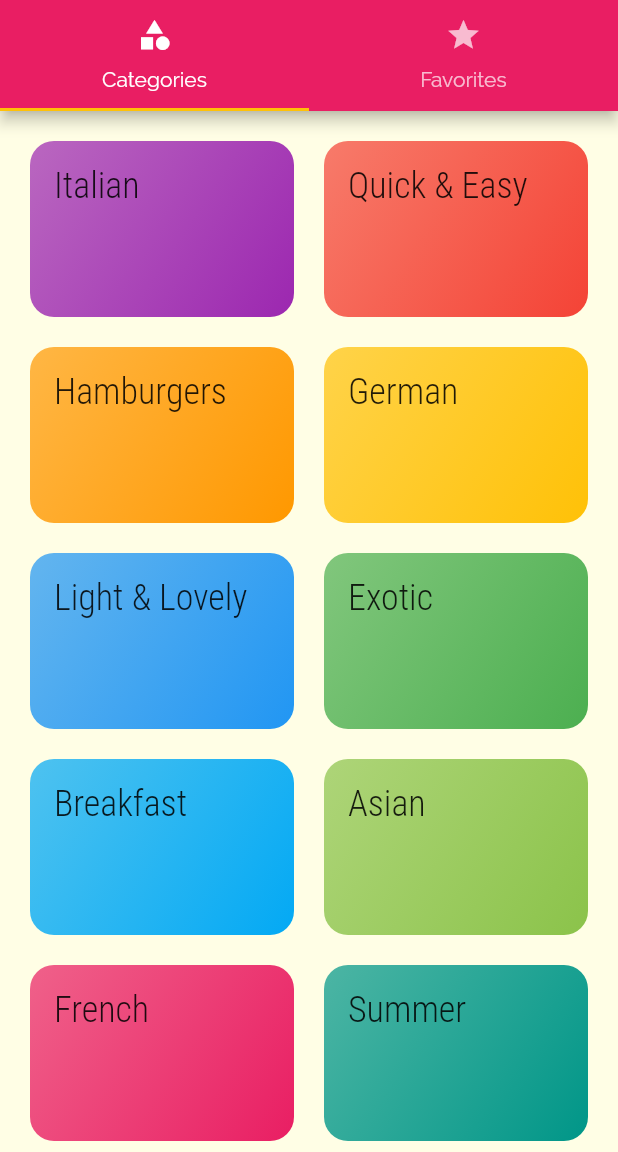
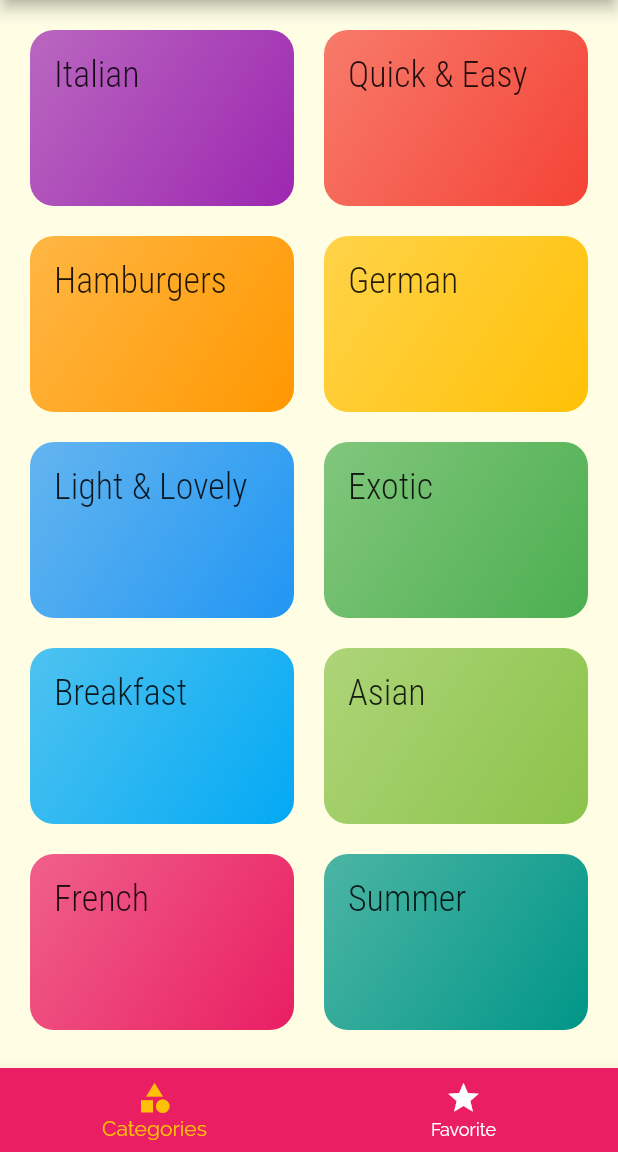
Before and after one commit to SafwanSa/mealo-app, a Flutter app: the screen it shows after launch, on a phone screen of 412 x 824 dp, the part 84-1236 px from its top. Run offline on Flutter 3.47's test engine with Material 2 defaults, Android fonts, the phone set to English and light mode, and no system bars.

```diff
--- a/lib/screens/tab_screen.dart
+++ b/lib/screens/tab_screen.dart
@@ -30,12 +30,18 @@ class _TabsScreenState extends State<TabsScreen> {
       bottomNavigationBar: BottomNavigationBar(
         onTap: _selectPage,
         backgroundColor: Theme.of(context).primaryColor,
+        unselectedItemColor: Colors.white,
+        selectedItemColor: Theme.of(context).accentColor,
+        currentIndex: _selectedPageIndex,
+        // type: BottomNavigationBarType.shifting,
         items: [
           BottomNavigationBarItem(
+            backgroundColor: Theme.of(context).primaryColor,
             icon: Icon(Icons.category),
             label: 'Categories',
           ),
           BottomNavigationBarItem(
+            backgroundColor: Theme.of(context).primaryColor,
             icon: Icon(Icons.star),
             label: 'Favorite',
           )
@@ -76,6 +82,6 @@ class _TabsScreenState extends State<TabsScreen> {
 
   @override
   Widget build(BuildContext context) {
-    return _buildTopTabBar();
+    return _buildBottomTabBar(context);
   }
 }
```
